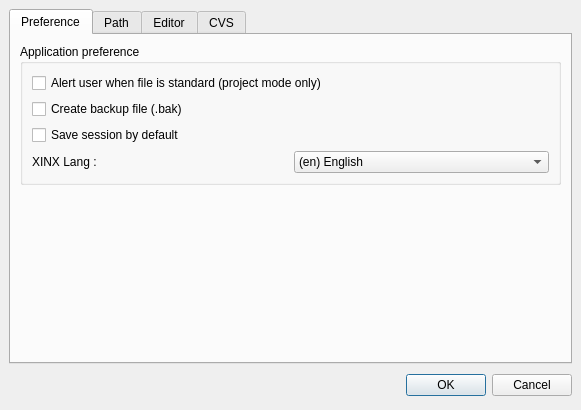
Above: ui/custom.ui from phoenix741/xinx before the change. Below: the same form after it.
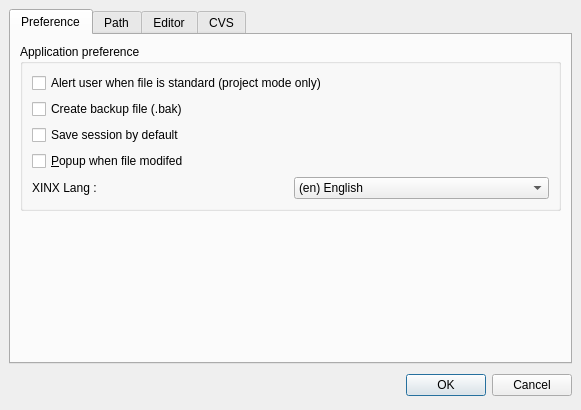
That is the form after the change. Icons and pictures are not drawn. Custom widgets are drawn as their Qt base class.

```diff
--- a/ui/custom.ui
+++ b/ui/custom.ui
@@ -53,7 +53,7 @@
           <property name="spacing" >
            <number>6</number>
           </property>
-          <item row="3" column="1" >
+          <item row="4" column="1" >
            <widget class="QComboBox" name="m_langComboBox" >
             <item>
              <property name="text" >
@@ -73,7 +73,7 @@
             </item>
            </widget>
           </item>
-          <item row="3" column="0" >
+          <item row="4" column="0" >
            <widget class="QLabel" name="label" >
             <property name="text" >
              <string>XINX Lang :</string>
@@ -83,6 +83,13 @@
             </property>
            </widget>
           </item>
+          <item row="3" column="0" colspan="2" >
+           <widget class="QCheckBox" name="m_popupWhenFileModifiedCheckBox" >
+            <property name="text" >
+             <string>&amp;Popup when file modifed</string>
+            </property>
+           </widget>
+          </item>
           <item row="2" column="0" colspan="2" >
            <widget class="QCheckBox" name="m_saveSessionCheckBox" >
             <property name="text" >
```
